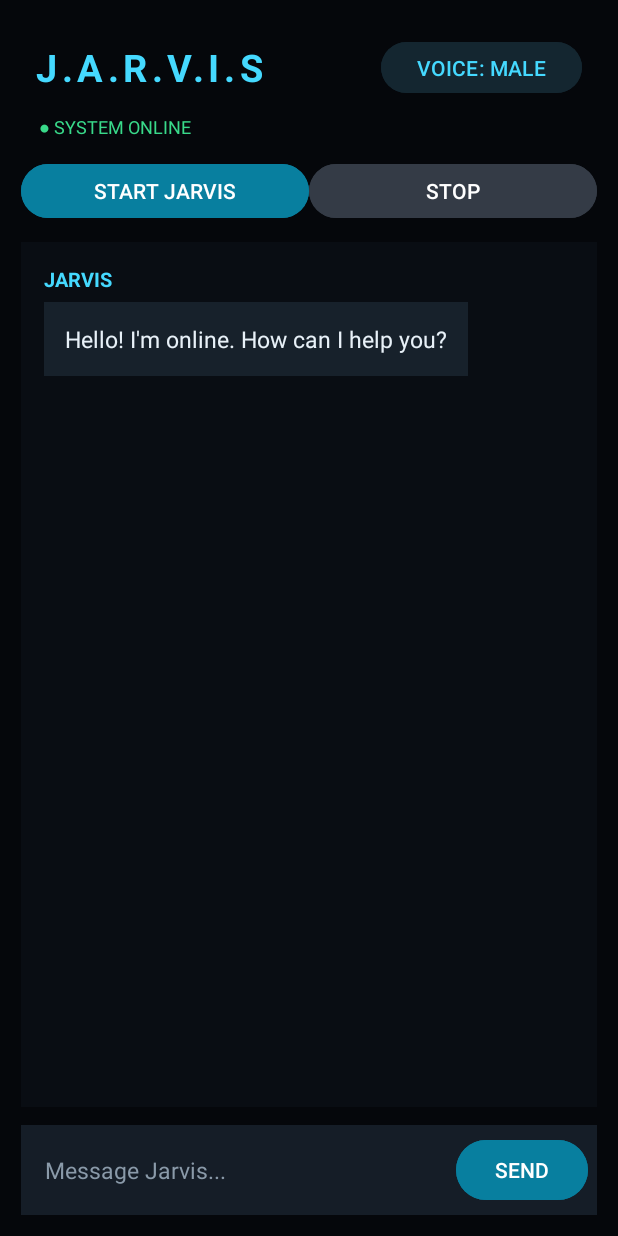
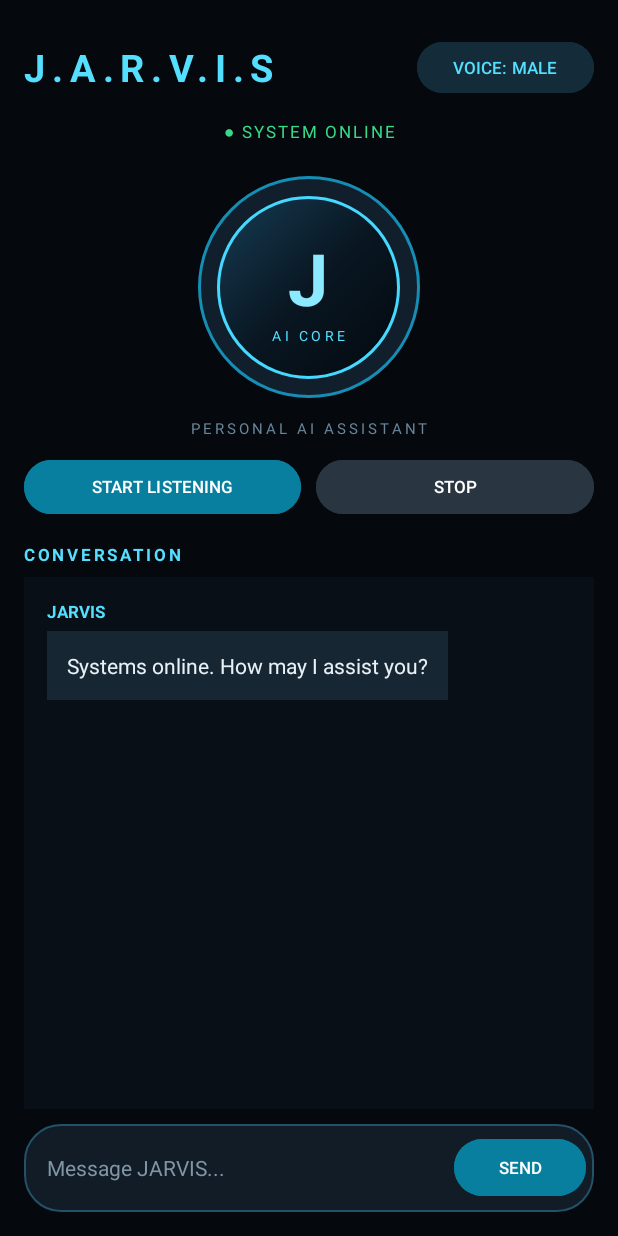
Before and after one commit to ravishankar33/JarvisAssistant, an Android app: the screen it shows after launch (MainActivity), on a phone screen of 412 x 824 dp. Run offline under Robolectric (Android 15) with nearby library versions, the phone set to English and light mode, and no system bars.

Commit message:
Redesign JARVIS futuristic UI

```diff
--- /dev/null
+++ b/app/src/main/res/drawable/jarvis_input_bg.xml
@@ -0,0 +1,5 @@
+<shape xmlns:android="http://schemas.android.com/apk/res/android">
+    <solid android:color="#111C27"/>
+    <corners android:radius="24dp"/>
+    <stroke android:width="1dp" android:color="#24516A"/>
+</shape>
--- /dev/null
+++ b/app/src/main/res/drawable/jarvis_orb_inner.xml
@@ -0,0 +1,4 @@
+<shape xmlns:android="http://schemas.android.com/apk/res/android" android:shape="oval">
+    <gradient android:startColor="#163C55" android:centerColor="#091722" android:endColor="#03080E" android:angle="315"/>
+    <stroke android:width="2dp" android:color="#45D9FF"/>
+</shape>
--- /dev/null
+++ b/app/src/main/res/drawable/jarvis_orb_outer.xml
@@ -0,0 +1,4 @@
+<shape xmlns:android="http://schemas.android.com/apk/res/android" android:shape="oval">
+    <solid android:color="#101F2B"/>
+    <stroke android:width="2dp" android:color="#168DB5"/>
+</shape>
--- a/app/src/main/res/layout/activity_main.xml
+++ b/app/src/main/res/layout/activity_main.xml
@@ -1,37 +1,37 @@
 <?xml version="1.0" encoding="utf-8"?>
-<LinearLayout
-    xmlns:android="http://schemas.android.com/apk/res/android"
+<LinearLayout xmlns:android="http://schemas.android.com/apk/res/android"
     android:layout_width="match_parent"
     android:layout_height="match_parent"
     android:orientation="vertical"
-    android:padding="14dp"
-    android:background="#05070B">
+    android:background="#05080D"
+    android:padding="16dp">
 
     <LinearLayout
         android:layout_width="match_parent"
         android:layout_height="wrap_content"
         android:gravity="center_vertical"
-        android:padding="10dp"
-        android:orientation="horizontal">
+        android:orientation="horizontal"
+        android:paddingTop="8dp"
+        android:paddingBottom="8dp">
 
         <TextView
             android:layout_width="0dp"
             android:layout_height="wrap_content"
             android:layout_weight="1"
             android:text="J.A.R.V.I.S"
-            android:textColor="#45D9FF"
+            android:textColor="#55DFFF"
             android:textSize="25sp"
             android:textStyle="bold"
-            android:letterSpacing="0.12"/>
+            android:letterSpacing="0.18"/>
 
         <Button
             android:id="@+id/btnVoice"
             android:layout_width="wrap_content"
             android:layout_height="42dp"
             android:text="VOICE"
-            android:textColor="#45D9FF"
-            android:backgroundTint="#142630"/>
-
+            android:textSize="11sp"
+            android:textColor="#55DFFF"
+            android:backgroundTint="#142C3A"/>
     </LinearLayout>
 
     <TextView
@@ -40,25 +40,83 @@
         android:layout_height="wrap_content"
         android:text="● SYSTEM ONLINE"
         android:textColor="#39D98A"
-        android:textSize="12sp"
-        android:paddingStart="12dp"
-        android:paddingBottom="12dp"/>
+        android:textSize="11sp"
+        android:letterSpacing="0.12"
+        android:gravity="center"
+        android:padding="5dp"/>
+
+    <FrameLayout
+        android:layout_width="match_parent"
+        android:layout_height="174dp"
+        android:layout_marginTop="4dp">
+
+        <View
+            android:layout_width="148dp"
+            android:layout_height="148dp"
+            android:layout_gravity="center"
+            android:background="@drawable/jarvis_orb_outer"/>
+
+        <FrameLayout
+            android:layout_width="122dp"
+            android:layout_height="122dp"
+            android:layout_gravity="center"
+            android:background="@drawable/jarvis_orb_inner">
+
+            <LinearLayout
+                android:layout_width="match_parent"
+                android:layout_height="match_parent"
+                android:gravity="center"
+                android:orientation="vertical">
+
+                <TextView
+                    android:layout_width="wrap_content"
+                    android:layout_height="wrap_content"
+                    android:text="J"
+                    android:textColor="#8BEAFF"
+                    android:textSize="48sp"
+                    android:textStyle="bold"/>
+
+                <TextView
+                    android:layout_width="wrap_content"
+                    android:layout_height="wrap_content"
+                    android:text="AI CORE"
+                    android:textColor="#55DFFF"
+                    android:textSize="9sp"
+                    android:letterSpacing="0.25"/>
+            </LinearLayout>
+        </FrameLayout>
+    </FrameLayout>
+
+    <TextView
+        android:layout_width="match_parent"
+        android:layout_height="wrap_content"
+        android:text="PERSONAL AI ASSISTANT"
+        android:textColor="#68869A"
+        android:textSize="10sp"
+        android:gravity="center"
+        android:letterSpacing="0.2"
+        android:paddingBottom="10dp"/>
 
     <LinearLayout
         android:layout_width="match_parent"
         android:layout_height="wrap_content"
         android:orientation="horizontal"
         android:gravity="center"
-        android:paddingBottom="12dp">
+        android:paddingBottom="10dp">
 
         <Button
             android:id="@+id/btnStart"
             android:layout_width="0dp"
             android:layout_height="44dp"
             android:layout_weight="1"
-            android:text="START JARVIS"
+            android:text="START LISTENING"
+            android:textSize="11sp"
             android:textColor="#FFFFFF"
             android:backgroundTint="#087F9F"/>
+
+        <Space
+            android:layout_width="10dp"
+            android:layout_height="1dp"/>
 
         <Button
             android:id="@+id/btnStop"
@@ -66,10 +124,21 @@
             android:layout_height="44dp"
             android:layout_weight="1"
             android:text="STOP"
+            android:textSize="11sp"
             android:textColor="#FFFFFF"
-            android:backgroundTint="#343B46"/>
+            android:backgroundTint="#293541"/>
+    </LinearLayout>
 
-    </LinearLayout>
+    <TextView
+        android:layout_width="match_parent"
+        android:layout_height="wrap_content"
+        android:text="CONVERSATION"
+        android:textColor="#55DFFF"
+        android:textSize="11sp"
+        android:textStyle="bold"
+        android:letterSpacing="0.16"
+        android:paddingTop="5dp"
+        android:paddingBottom="7dp"/>
 
     <ScrollView
         android:id="@+id/chatScroll"
@@ -77,7 +146,7 @@
         android:layout_height="0dp"
         android:layout_weight="1"
         android:fillViewport="true"
-        android:background="#090D13"
+        android:background="#090F17"
         android:padding="10dp">
 
         <LinearLayout
@@ -88,30 +157,22 @@
             android:padding="5dp">
 
             <TextView
-                android:id="@+id/tvChatHistory"
-                android:layout_width="0dp"
-                android:layout_height="0dp"
-                android:visibility="gone"/>
+                android:layout_width="wrap_content"
+                android:layout_height="wrap_content"
+                android:text="JARVIS"
+                android:textColor="#55DFFF"
+                android:textStyle="bold"
+                android:textSize="11sp"/>
 
             <TextView
                 android:layout_width="wrap_content"
                 android:layout_height="wrap_content"
-                android:text="JARVIS"
-                android:textColor="#45D9FF"
-                android:textStyle="bold"
-                android:textSize="13sp"/>
-
-            <TextView
-                android:layout_width="wrap_content"
-                android:layout_height="wrap_content"
-                android:text="Hello! I'm online. How can I help you?"
+                android:text="Systems online. How may I assist you?"
                 android:textColor="#E8F1F8"
-                android:textSize="15sp"
-                android:background="#17212B"
-                android:padding="14dp"
-                android:layout_marginTop="6dp"
-                android:layout_marginBottom="12dp"/>
-
+                android:textSize="14sp"
+                android:background="#172633"
+                android:padding="13dp"
+                android:layout_marginTop="5dp"/>
         </LinearLayout>
     </ScrollView>
 
@@ -120,9 +181,9 @@
         android:layout_height="wrap_content"
         android:orientation="horizontal"
         android:gravity="center_vertical"
-        android:background="#151D27"
-        android:padding="6dp"
-        android:layout_marginTop="12dp">
+        android:background="@drawable/jarvis_input_bg"
+        android:padding="5dp"
+        android:layout_marginTop="10dp">
 
         <EditText
             android:id="@+id/etMessage"
@@ -130,10 +191,10 @@
             android:layout_height="wrap_content"
             android:layout_weight="1"
             android:minHeight="48dp"
-            android:hint="Message Jarvis..."
+            android:hint="Message JARVIS..."
             android:textColor="#FFFFFF"
-            android:textColorHint="#8A9AA9"
-            android:textSize="15sp"
+            android:textColorHint="#8195A5"
+            android:textSize="14sp"
             android:background="@android:color/transparent"
             android:padding="10dp"
             android:singleLine="true"/>
@@ -141,11 +202,11 @@
         <Button
             android:id="@+id/btnSend"
             android:layout_width="wrap_content"
-            android:layout_height="48dp"
+            android:layout_height="46dp"
             android:text="SEND"
+            android:textSize="11sp"
             android:textColor="#FFFFFF"
             android:backgroundTint="#087F9F"/>
-
     </LinearLayout>
 
 </LinearLayout>
```
